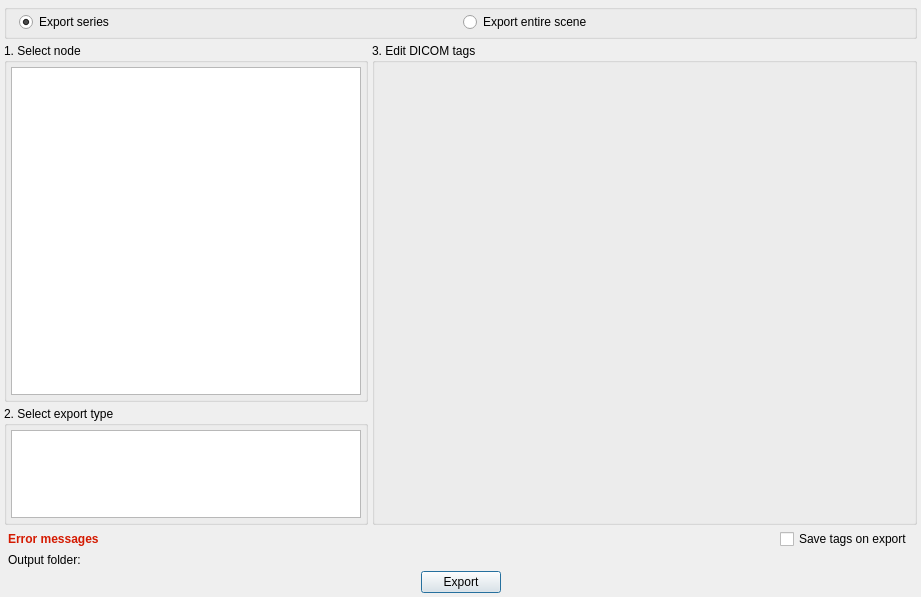
Slicer/SlicerGitSVNArchive, file Modules/Scripted/DICOMLib/Widgets/Resources/UI/qSlicerDICOMExportDialog.ui: the form before one commit.
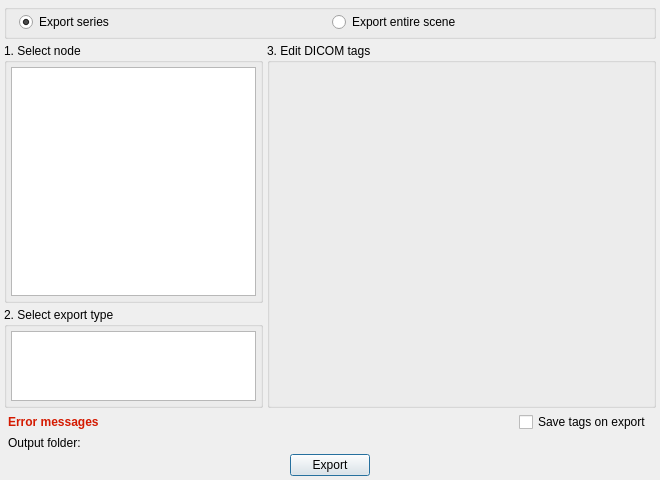
The form after the commit. Custom widgets are drawn as their Qt base class.

What changed in the file:
```diff
--- a/Modules/Scripted/DICOMLib/Widgets/Resources/UI/qSlicerDICOMExportDialog.ui
+++ b/Modules/Scripted/DICOMLib/Widgets/Resources/UI/qSlicerDICOMExportDialog.ui
@@ -6,8 +6,8 @@
    <rect>
     <x>0</x>
     <y>0</y>
-    <width>921</width>
-    <height>597</height>
+    <width>660</width>
+    <height>480</height>
    </rect>
   </property>
   <property name="minimumSize">
```
